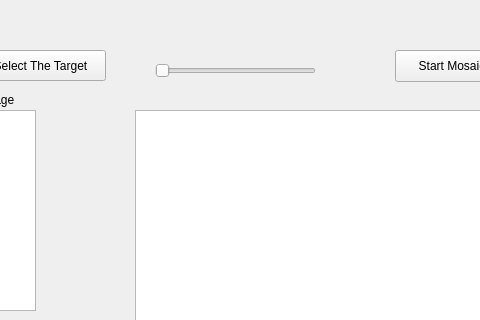
Qt form mainwindow.ui (AnnnnW/ImageMosaicGUI) before a commit; both pictures show x 375 to 855 and y 0 to 320 of the 1008 by 666 pixel window.
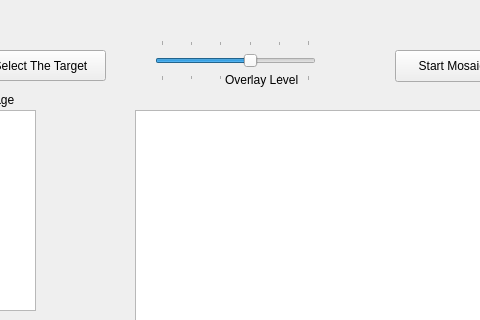
The same form after that commit.

Commit message:
Add repetition reduction function and slider for overlay level control
* Add a global vector to store the indexis of tiles used in the
replacement
* Add function to reduce the tile repetition;
* Add a slider in GUI to control the level of mask overlay
* Add checker to check whether a tile has been added by user before and
just display the path only once if user repeatly adding same image as
tile

Diff of the .ui file:
```diff
--- a/mainwindow.ui
+++ b/mainwindow.ui
@@ -154,14 +154,38 @@
     <property name="geometry">
      <rect>
       <x>530</x>
-      <y>60</y>
+      <y>40</y>
       <width>161</width>
-      <height>22</height>
+      <height>41</height>
      </rect>
     </property>
+    <property name="mouseTracking">
+     <bool>true</bool>
+    </property>
+    <property name="maximum">
+     <number>100</number>
+    </property>
+    <property name="singleStep">
+     <number>20</number>
+    </property>
+    <property name="pageStep">
+     <number>20</number>
+    </property>
+    <property name="value">
+     <number>60</number>
+    </property>
     <property name="orientation">
      <enum>Qt::Horizontal</enum>
     </property>
+    <property name="invertedAppearance">
+     <bool>false</bool>
+    </property>
+    <property name="invertedControls">
+     <bool>false</bool>
+    </property>
+    <property name="tickPosition">
+     <enum>QSlider::TicksBothSides</enum>
+    </property>
    </widget>
    <widget class="QPushButton" name="cleanButton">
     <property name="geometry">
@@ -189,6 +213,19 @@
      <string>Notice : The more tiles, the slower the loading and mosaic process</string>
     </property>
    </widget>
+   <widget class="QLabel" name="label_4">
+    <property name="geometry">
+     <rect>
+      <x>600</x>
+      <y>70</y>
+      <width>101</width>
+      <height>20</height>
+     </rect>
+    </property>
+    <property name="text">
+     <string>Overlay Level</string>
+    </property>
+   </widget>
   </widget>
   <widget class="QStatusBar" name="statusBar"/>
  </widget>
```
Left out of the diff: 2 changed lines with no effect on the pictures. The commit also changes 4 other files.
